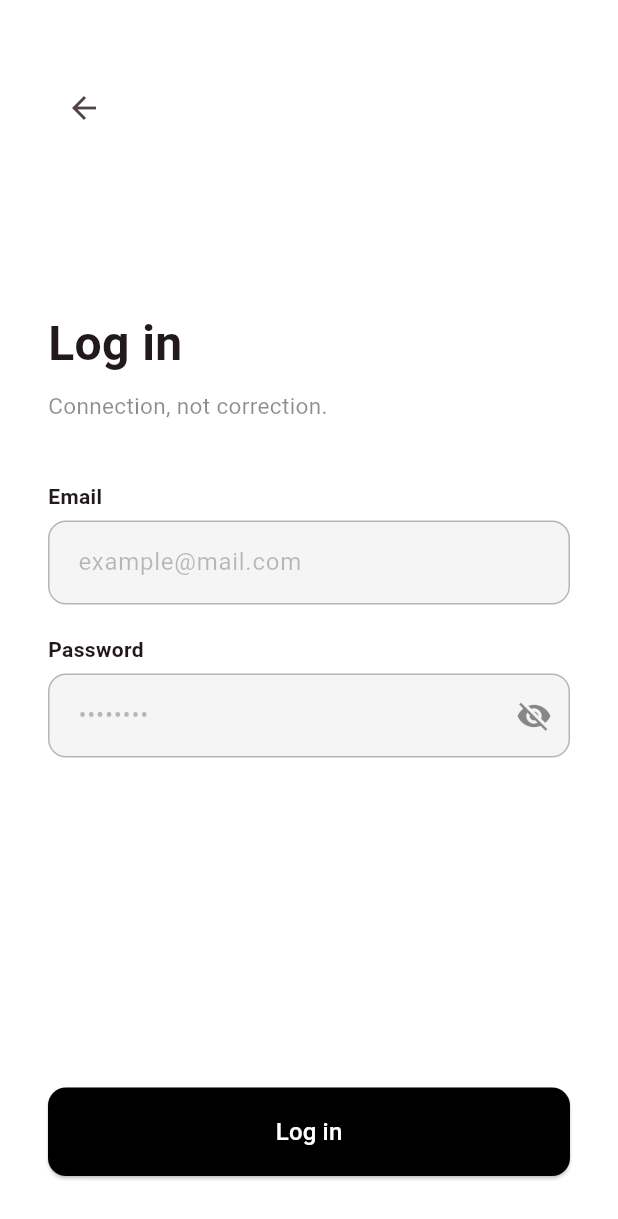
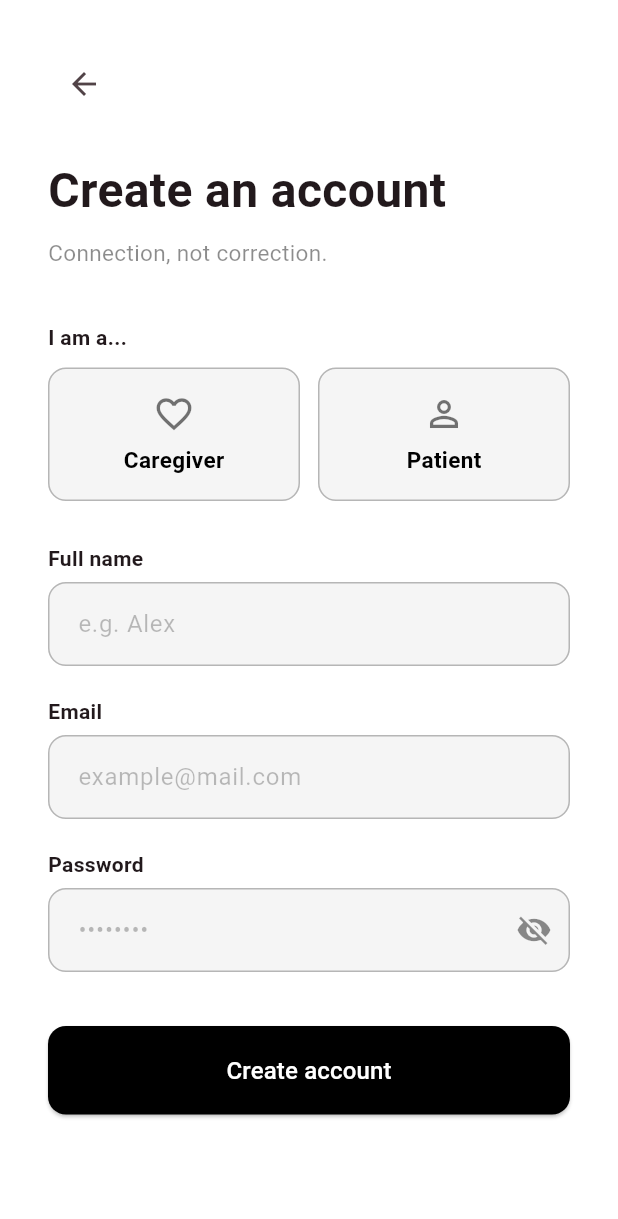
Before and after one commit to oneDotpy/iteration-zero, a Flutter app: the screen it shows after launch, after a tap on "Create an account", on a phone screen of 412 x 824 dp. Shown: the top 1219 px of the screen. Run offline on Flutter 3.47's test engine with Material 3 defaults, Android fonts, the light colour scheme and no system bars.

Commit message:
UI changes

```diff
--- a/app/lib/app_state.dart
+++ b/app/lib/app_state.dart
@@ -28,6 +28,13 @@ class AppState {
 
   static const caregiverName = 'Alex';
   static const patientName = 'Margaret';
+
+  // Set on login / sign-up
+  static String loggedInName = '';
+  static String loggedInRole = '';
+
+  // Registered accounts: email → {name, password, role}
+  static final Map<String, Map<String, String>> _registeredAccounts = {};
 
   // The logged-in patient account always maps to this ID
   static const defaultPatientId = 'patient_default';
@@ -67,9 +74,41 @@ class AppState {
   /// Returns 'caregiver', 'patient', or null.
   static String? login(String email, String password) {
     final e = email.trim().toLowerCase();
-    if (e == caregiverEmail && password == caregiverPassword) return 'caregiver';
-    if (e == patientEmail && password == patientPassword) return 'patient';
+    if (e == caregiverEmail && password == caregiverPassword) {
+      loggedInName = caregiverName;
+      loggedInRole = 'caregiver';
+      return 'caregiver';
+    }
+    if (e == patientEmail && password == patientPassword) {
+      loggedInName = patientName;
+      loggedInRole = 'patient';
+      return 'patient';
+    }
+    // Check dynamically registered accounts
+    final account = _registeredAccounts[e];
+    if (account != null && account['password'] == password) {
+      loggedInName = account['name']!;
+      loggedInRole = account['role']!;
+      return account['role'];
+    }
     return null;
+  }
+
+  /// Registers a new account. Returns an error string, or null on success.
+  static String? register({
+    required String name,
+    required String email,
+    required String password,
+    required String role,
+  }) {
+    final e = email.trim().toLowerCase();
+    if (e == caregiverEmail || e == patientEmail || _registeredAccounts.containsKey(e)) {
+      return 'An account with that email already exists.';
+    }
+    _registeredAccounts[e] = {'name': name, 'password': password, 'role': role};
+    loggedInName = name;
+    loggedInRole = role;
+    return null; // success
   }
 
   static void addPatient({required String name, String notes = ''}) {
--- a/app/lib/screens/caregiver_home_screen.dart
+++ b/app/lib/screens/caregiver_home_screen.dart
@@ -1,6 +1,6 @@
 import 'package:flutter/material.dart';
 import '../app_state.dart';
-import '../widgets/animated_waveform.dart';
+import '../widgets/voice_input_bar.dart';
 import 'guidance_topic_screen.dart';
 import 'send_reassurance_screen.dart';
 import 'breather_intro_screen.dart';
@@ -33,7 +33,7 @@ class CaregiverHomeScreen extends StatelessWidget {
               ),
               const SizedBox(height: 8),
               Text(
-                'Hi, ${AppState.caregiverName}.',
+                'Hi, ${AppState.loggedInName}.',
                 style: const TextStyle(
                   fontSize: 30,
                   fontWeight: FontWeight.bold,
@@ -84,7 +84,7 @@ class CaregiverHomeScreen extends StatelessWidget {
                 ),
               ),
               const Spacer(),
-              const AnimatedWaveform(),
+              const VoiceInputBar(),
               const SizedBox(height: 16),
             ],
           ),
--- a/app/lib/screens/patient_home_screen.dart
+++ b/app/lib/screens/patient_home_screen.dart
@@ -1,6 +1,6 @@
 import 'package:flutter/material.dart';
 import '../app_state.dart';
-import '../widgets/animated_waveform.dart';
+import '../widgets/voice_input_bar.dart';
 import 'patient_situation_screen.dart';
 import 'patient_reassurance_screen.dart';
 import 'breather_intro_screen.dart';
@@ -32,7 +32,7 @@ class PatientHomeScreen extends StatelessWidget {
               ),
               const SizedBox(height: 8),
               Text(
-                'Hi, ${AppState.patientName}.',
+                'Hi, ${AppState.loggedInName}.',
                 style: const TextStyle(
                   fontSize: 30,
                   fontWeight: FontWeight.bold,
@@ -77,7 +77,7 @@ class PatientHomeScreen extends StatelessWidget {
                 ),
               ),
               const Spacer(),
-              const AnimatedWaveform(),
+              const VoiceInputBar(),
               const SizedBox(height: 16),
             ],
           ),
--- /dev/null
+++ b/app/lib/screens/signup_screen.dart
@@ -0,0 +1,293 @@
+import 'package:flutter/material.dart';
+import '../app_state.dart';
+import 'caregiver_home_screen.dart';
+import 'patient_home_screen.dart';
+
+class SignupScreen extends StatefulWidget {
+  const SignupScreen({super.key});
+
+  @override
+  State<SignupScreen> createState() => _SignupScreenState();
+}
+
+class _SignupScreenState extends State<SignupScreen> {
+  final _nameController = TextEditingController();
+  final _emailController = TextEditingController();
+  final _passwordController = TextEditingController();
+
+  bool _obscurePassword = true;
+  String? _selectedRole; // 'caregiver' or 'patient'
+  String? _errorMessage;
+  bool _loading = false;
+
+  @override
+  void dispose() {
+    _nameController.dispose();
+    _emailController.dispose();
+    _passwordController.dispose();
+    super.dispose();
+  }
+
+  void _signup() {
+    final name = _nameController.text.trim();
+    final email = _emailController.text.trim();
+    final password = _passwordController.text;
+
+    if (name.isEmpty || email.isEmpty || password.isEmpty) {
+      setState(() => _errorMessage = 'Please fill in all fields.');
+      return;
+    }
+    if (_selectedRole == null) {
+      setState(() => _errorMessage = 'Please select your role.');
+      return;
+    }
+
+    setState(() {
+      _errorMessage = null;
+      _loading = true;
+    });
+
+    // Simulate a brief network delay
+    Future.delayed(const Duration(milliseconds: 700), () {
+      if (!mounted) return;
+      setState(() => _loading = false);
+
+      final error = AppState.register(
+        name: name,
+        email: email,
+        password: password,
+        role: _selectedRole!,
+      );
+
+      if (error != null) {
+        setState(() => _errorMessage = error);
+        return;
+      }
+
+      Navigator.pushAndRemoveUntil(
+        context,
+        MaterialPageRoute(
+          builder: (_) => _selectedRole == 'caregiver'
+              ? const CaregiverHomeScreen()
+              : const PatientHomeScreen(),
+        ),
+        (route) => false,
+      );
+    });
+  }
+
+  @override
+  Widget build(BuildContext context) {
+    return Scaffold(
+      body: SafeArea(
+        child: SingleChildScrollView(
+          padding: const EdgeInsets.symmetric(horizontal: 32, vertical: 24),
+          child: Column(
+            crossAxisAlignment: CrossAxisAlignment.start,
+            children: [
+              const SizedBox(height: 8),
+              IconButton(
+                icon: const Icon(Icons.arrow_back),
+                onPressed: () => Navigator.pop(context),
+                padding: EdgeInsets.zero,
+              ),
+              const SizedBox(height: 24),
+              const Text(
+                'Create an account',
+                style: TextStyle(fontSize: 32, fontWeight: FontWeight.bold),
+              ),
+              const SizedBox(height: 8),
+              const Text(
+                'Connection, not correction.',
+                style: TextStyle(fontSize: 15, color: Colors.black45),
+              ),
+              const SizedBox(height: 36),
+
+              // Role selector
+              const Text(
+                'I am a...',
+                style: TextStyle(fontSize: 14, fontWeight: FontWeight.w600),
+              ),
+              const SizedBox(height: 10),
+              Row(
+                children: [
+                  _RoleChip(
+                    label: 'Caregiver',
+                    icon: Icons.favorite_outline,
+                    selected: _selectedRole == 'caregiver',
+                    onTap: () => setState(() => _selectedRole = 'caregiver'),
+                  ),
+                  const SizedBox(width: 12),
+                  _RoleChip(
+                    label: 'Patient',
+                    icon: Icons.person_outline,
+                    selected: _selectedRole == 'patient',
+                    onTap: () => setState(() => _selectedRole = 'patient'),
+                  ),
+                ],
+              ),
+              const SizedBox(height: 28),
+
+              _label('Full name'),
+              const SizedBox(height: 6),
+              TextField(
+                controller: _nameController,
+                textCapitalization: TextCapitalization.words,
+                decoration: _inputDecoration('e.g. Alex'),
+              ),
+              const SizedBox(height: 20),
+
+              _label('Email'),
+              const SizedBox(height: 6),
+              TextField(
+                controller: _emailController,
+                keyboardType: TextInputType.emailAddress,
+                autocorrect: false,
+                decoration: _inputDecoration('example@mail.com'),
+              ),
+              const SizedBox(height: 20),
+
+              _label('Password'),
+              const SizedBox(height: 6),
+              TextField(
+                controller: _passwordController,
+                obscureText: _obscurePassword,
+                onSubmitted: (_) => _signup(),
+                decoration: _inputDecoration('••••••••').copyWith(
+                  suffixIcon: IconButton(
+                    icon: Icon(
+                      _obscurePassword
+                          ? Icons.visibility_off
+                          : Icons.visibility,
+                      color: Colors.black45,
+                    ),
+                    onPressed: () =>
+                        setState(() => _obscurePassword = !_obscurePassword),
+                  ),
+                ),
+              ),
+
+              if (_errorMessage != null) ...[
+                const SizedBox(height: 12),
+                Text(
+                  _errorMessage!,
+                  style: const TextStyle(color: Colors.red, fontSize: 14),
+                ),
+              ],
+
+              const SizedBox(height: 36),
+              SizedBox(
+                width: double.infinity,
+                child: ElevatedButton(
+                  onPressed: _loading ? null : _signup,
+                  style: ElevatedButton.styleFrom(
+                    padding: const EdgeInsets.symmetric(vertical: 18),
+                    backgroundColor: Colors.black,
+                    foregroundColor: Colors.white,
+                    shape: RoundedRectangleBorder(
+                      borderRadius: BorderRadius.circular(12),
+                    ),
+                  ),
+                  child: _loading
+                      ? const SizedBox(
+                          width: 20,
+                          height: 20,
+                          child: CircularProgressIndicator(
+                            color: Colors.white,
+                            strokeWidth: 2,
+                          ),
+                        )
+                      : const Text(
+                          'Create account',
+                          style: TextStyle(fontSize: 16),
+                        ),
+                ),
+              ),
+              const SizedBox(height: 24),
+            ],
+          ),
+        ),
+      ),
+    );
+  }
+
+  Widget _label(String text) {
+    return Text(
+      text,
+      style: const TextStyle(fontSize: 14, fontWeight: FontWeight.w600),
+    );
+  }
+
+  InputDecoration _inputDecoration(String hint) {
+    return InputDecoration(
+      hintText: hint,
+      hintStyle: const TextStyle(color: Colors.black26),
+      filled: true,
+      fillColor: Colors.grey[100],
+      contentPadding:
+          const EdgeInsets.symmetric(horizontal: 16, vertical: 16),
+      border: OutlineInputBorder(
+        borderRadius: BorderRadius.circular(12),
+        borderSide: const BorderSide(color: Colors.black26),
+      ),
+      enabledBorder: OutlineInputBorder(
+        borderRadius: BorderRadius.circular(12),
+        borderSide: const BorderSide(color: Colors.black26),
+      ),
+      focusedBorder: OutlineInputBorder(
+        borderRadius: BorderRadius.circular(12),
+        borderSide: const BorderSide(color: Colors.black, width: 1.5),
+      ),
+    );
+  }
+}
+
+class _RoleChip extends StatelessWidget {
+  final String label;
+  final IconData icon;
+  final bool selected;
+  final VoidCallback onTap;
+
+  const _RoleChip({
+    required this.label,
+    required this.icon,
+    required this.selected,
+    required this.onTap,
+  });
+
+  @override
+  Widget build(BuildContext context) {
+    return Expanded(
+      child: GestureDetector(
+        onTap: onTap,
+        child: AnimatedContainer(
+          duration: const Duration(milliseconds: 180),
+          padding: const EdgeInsets.symmetric(vertical: 16),
+          decoration: BoxDecoration(
+            color: selected ? Colors.black : Colors.grey[100],
+            borderRadius: BorderRadius.circular(12),
+            border: Border.all(
+              color: selected ? Colors.black : Colors.black26,
+              width: selected ? 2 : 1,
+            ),
+          ),
+          child: Column(
+            children: [
+              Icon(icon,
+                  size: 28, color: selected ? Colors.white : Colors.black54),
+              const SizedBox(height: 6),
+              Text(
+                label,
+                style: TextStyle(
+                  fontSize: 15,
+                  fontWeight: FontWeight.w600,
+                  color: selected ? Colors.white : Colors.black,
+                ),
+              ),
+            ],
+          ),
+        ),
+      ),
+    );
+  }
+}
--- a/app/lib/screens/welcome_screen.dart
+++ b/app/lib/screens/welcome_screen.dart
@@ -1,5 +1,6 @@
 import 'package:flutter/material.dart';
 import 'login_screen.dart';
+import 'signup_screen.dart';
 
 class WelcomeScreen extends StatelessWidget {
   const WelcomeScreen({super.key});
@@ -50,7 +51,7 @@ class WelcomeScreen extends StatelessWidget {
                 onTap: () => Navigator.push(
                   context,
                   MaterialPageRoute(
-                    builder: (_) => const LoginScreen(),
+                    builder: (_) => const SignupScreen(),
                   ),
                 ),
               ),
```
Also changed, not shown: app/lib/screens/breather_intro_screen.dart (+14 -2 lines), app/lib/screens/patient_reassurance_screen.dart (+6 -1 lines), app/lib/screens/patient_situation_screen.dart (+8 -24 lines), app/lib/widgets/voice_input_bar.dart (added, +162 -0 lines).
